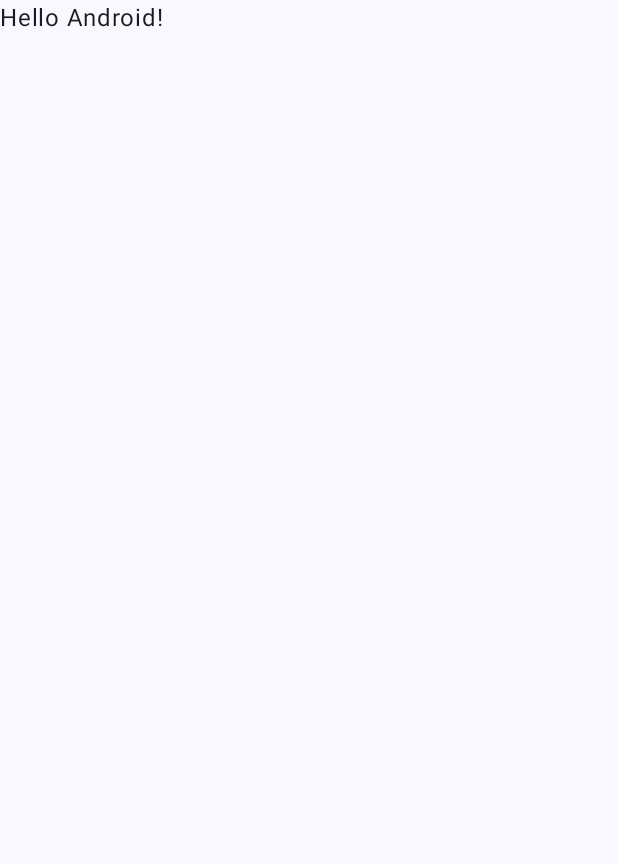
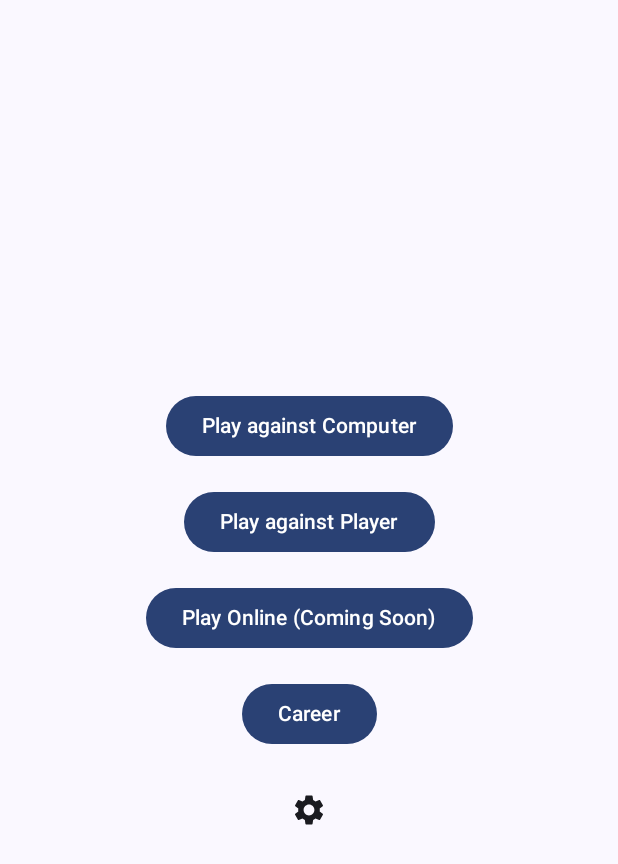
Before and after one commit to ak-asu/Tic-Tac-Toe, an Android app built with Jetpack Compose: the screen it shows after launch (MainActivity), on a phone screen of 412 x 824 dp. Before the commit the part shown is almost empty. Shown: the top 864 px of the screen. Run offline under Robolectric (Android 15) with nearby library versions, the light colour scheme and no system bars.

Commit message:
Pre foundation code

```diff
--- a/app/build.gradle.kts
+++ b/app/build.gradle.kts
@@ -59,6 +59,12 @@ dependencies {
     implementation(libs.androidx.ui.graphics)
     implementation(libs.androidx.ui.tooling.preview)
     implementation(libs.androidx.material3)
+    implementation(libs.androidx.room.common)
+    implementation(libs.androidx.room.ktx)
+    implementation(libs.androidx.navigation.runtime.ktx)
+    implementation(libs.androidx.navigation.compose)
+    implementation(libs.androidx.datastore.core.android)
+    implementation(libs.androidx.datastore.preferences)
     testImplementation(libs.junit)
     androidTestImplementation(libs.androidx.junit)
     androidTestImplementation(libs.androidx.espresso.core)
--- a/app/src/main/java/com/akheparasu/tic_tac_toe/MainActivity.kt
+++ b/app/src/main/java/com/akheparasu/tic_tac_toe/MainActivity.kt
@@ -7,41 +7,59 @@ import androidx.activity.enableEdgeToEdge
 import androidx.compose.foundation.layout.fillMaxSize
 import androidx.compose.foundation.layout.padding
 import androidx.compose.material3.Scaffold
-import androidx.compose.material3.Text
-import androidx.compose.runtime.Composable
+import androidx.compose.runtime.CompositionLocalProvider
+import androidx.compose.runtime.collectAsState
+import androidx.navigation.compose.NavHost
+import androidx.navigation.compose.composable
 import androidx.compose.ui.Modifier
-import androidx.compose.ui.tooling.preview.Preview
+import androidx.navigation.NavHostController
+import androidx.navigation.compose.rememberNavController
+import com.akheparasu.tic_tac_toe.screens.CareerScreen
+import com.akheparasu.tic_tac_toe.screens.GameScreen
+import com.akheparasu.tic_tac_toe.screens.HomeScreen
+import com.akheparasu.tic_tac_toe.screens.ScoreScreen
+import com.akheparasu.tic_tac_toe.settings.LocalSettings
+import com.akheparasu.tic_tac_toe.settings.SettingsDataStore
 import com.akheparasu.tic_tac_toe.ui.theme.TicTacToeTheme
+import com.akheparasu.tic_tac_toe.utils.Difficulty
 
 class MainActivity : ComponentActivity() {
+    private val settingsDataStore by lazy { SettingsDataStore(this) }
+
     override fun onCreate(savedInstanceState: Bundle?) {
         super.onCreate(savedInstanceState)
         enableEdgeToEdge()
         setContent {
-            TicTacToeTheme {
-                Scaffold(modifier = Modifier.fillMaxSize()) { innerPadding ->
-                    Greeting(
-                        name = "Android",
-                        modifier = Modifier.padding(innerPadding)
-                    )
+//            val difficulty = settingsDataStore.difficultyFlow.collectAsState(initial = Difficulty.Easy)
+//            val theme = settingsDataStore.themeFlow.collectAsState(initial = false)
+//            val volume = settingsDataStore.volumeFlow.collectAsState(initial = 1.0f)
+//            val gridSize = settingsDataStore.gridSizeFlow.collectAsState(initial = 3)
+
+            CompositionLocalProvider(LocalSettings provides settingsDataStore) {
+                TicTacToeTheme {
+                    Scaffold(modifier = Modifier.fillMaxSize()) { innerPadding ->
+                        val navController: NavHostController = rememberNavController()
+                        NavHost(
+                            navController = navController,
+                            startDestination = "home",
+                            modifier = Modifier.padding(innerPadding)
+                        ) {
+                            composable("home") {
+                                HomeScreen(navController = navController)
+                            }
+                            composable("game") {
+                                GameScreen(navController = navController)
+                            }
+                            composable("score") {
+                                ScoreScreen(navController = navController)
+                            }
+                            composable("career") {
+                                CareerScreen(navController = navController)
+                            }
+                        }
+                    }
                 }
             }
         }
     }
 }
-
-@Composable
-fun Greeting(name: String, modifier: Modifier = Modifier) {
-    Text(
-        text = "Hello $name!",
-        modifier = modifier
-    )
-}
-
-@Preview(showBackground = true)
-@Composable
-fun GreetingPreview() {
-    TicTacToeTheme {
-        Greeting("Android")
-    }
-}
--- /dev/null
+++ b/app/src/main/java/com/akheparasu/tic_tac_toe/screens/HomeScreen.kt
@@ -0,0 +1,42 @@
+package com.akheparasu.tic_tac_toe.screens
+
+import androidx.compose.foundation.layout.*
+import androidx.compose.material3.Button
+import androidx.compose.material3.Text
+import androidx.compose.runtime.Composable
+import androidx.navigation.NavHostController
+import androidx.compose.ui.Alignment
+import androidx.compose.ui.Modifier
+import androidx.compose.ui.unit.dp
+import com.akheparasu.tic_tac_toe.settings.SettingsDialog
+
+@Composable
+fun HomeScreen(navController: NavHostController) {
+    Column(
+        modifier = Modifier
+            .fillMaxSize()
+            .padding(16.dp),
+        horizontalAlignment = Alignment.CenterHorizontally,
+        verticalArrangement = Arrangement.Center
+    ) {
+        Button(onClick = { navController.navigate("game") }) {
+            Text(text = "Play against Computer")
+        }
+        Spacer(modifier = Modifier.height(16.dp))
+        Button(onClick = { navController.navigate("game") }) {
+            Text(text = "Play against Player")
+        }
+        Spacer(modifier = Modifier.height(16.dp))
+        Button(onClick = { /* Placeholder for online multiplayer */ }) {
+            Text(text = "Play Online (Coming Soon)")
+        }
+        Spacer(modifier = Modifier.height(16.dp))
+        Button(onClick = { navController.navigate("career") }) {
+            Text(text = "Career")
+        }
+        Spacer(modifier = Modifier.height(16.dp))
+
+        // Settings Dialog Example
+        SettingsDialog()
+    }
+}
--- /dev/null
+++ b/app/src/main/java/com/akheparasu/tic_tac_toe/settings/Settings.kt
@@ -0,0 +1,8 @@
+package com.akheparasu.tic_tac_toe.settings
+
+import androidx.compose.runtime.staticCompositionLocalOf
+import com.akheparasu.tic_tac_toe.utils.Difficulty
+
+val LocalSettings = staticCompositionLocalOf<SettingsDataStore> {
+    error("Settings not provided")
+}
--- /dev/null
+++ b/app/src/main/java/com/akheparasu/tic_tac_toe/settings/SettingsDataStore.kt
@@ -0,0 +1,60 @@
+package com.akheparasu.tic_tac_toe.settings
+
+import android.content.Context
+import androidx.datastore.core.DataStore
+import androidx.datastore.preferences.core.*
+import androidx.datastore.preferences.preferencesDataStore
+import com.akheparasu.tic_tac_toe.utils.Difficulty
+import kotlinx.coroutines.flow.Flow
+import kotlinx.coroutines.flow.map
+
+val Context.dataStore: DataStore<Preferences> by preferencesDataStore(name = "settings")
+
+class SettingsDataStore(private val context: Context) {
+
+    private object PreferencesKeys {
+        val DIFFICULTY = intPreferencesKey("difficulty")
+        val THEME = booleanPreferencesKey("theme")
+        val VOLUME = floatPreferencesKey("volume")
+        val GRID_SIZE = intPreferencesKey("gridSize")
+    }
+
+    val difficultyFlow: Flow<Difficulty> = context.dataStore.data
+        .map { preferences ->
+            val level = preferences[PreferencesKeys.DIFFICULTY] ?: Difficulty.Easy.getDifficultyLevel()
+            Difficulty.fromLevel(level)
+        }
+
+    val themeFlow: Flow<Boolean> = context.dataStore.data
+        .map { preferences -> preferences[PreferencesKeys.THEME] ?: false }
+
+    val volumeFlow: Flow<Float> = context.dataStore.data
+        .map { preferences -> preferences[PreferencesKeys.VOLUME] ?: 1.0f }
+
+    val gridSizeFlow: Flow<Int> = context.dataStore.data
+        .map { preferences -> preferences[PreferencesKeys.GRID_SIZE] ?: 3 }
+
+    suspend fun saveDifficulty(difficulty: Difficulty) {
+        context.dataStore.edit { preferences ->
+            preferences[PreferencesKeys.DIFFICULTY] = difficulty.getDifficultyLevel()
+        }
+    }
+
+    suspend fun saveTheme(isDarkMode: Boolean) {
+        context.dataStore.edit { preferences ->
+            preferences[PreferencesKeys.THEME] = isDarkMode
+        }
+    }
+
+    suspend fun saveVolume(volume: Float) {
+        context.dataStore.edit { preferences ->
+            preferences[PreferencesKeys.VOLUME] = volume
+        }
+    }
+
+    suspend fun saveGridSize(gridSize: Int) {
+        context.dataStore.edit { preferences ->
+            preferences[PreferencesKeys.GRID_SIZE] = gridSize
+        }
+    }
+}
```
Also changed, not shown: app/src/main/java/com/akheparasu/tic_tac_toe/audio/AudioPlayer.kt (added, +19 -0 lines), app/src/main/java/com/akheparasu/tic_tac_toe/screens/CareerScreen.kt (added, +29 -0 lines), app/src/main/java/com/akheparasu/tic_tac_toe/screens/GameScreen.kt (added, +73 -0 lines), app/src/main/java/com/akheparasu/tic_tac_toe/screens/ScoreScreen.kt (added, +32 -0 lines), app/src/main/java/com/akheparasu/tic_tac_toe/settings/SettingsDialog.kt (added, +199 -0 lines), app/src/main/java/com/akheparasu/tic_tac_toe/storage/DataConverters.kt (added, +44 -0 lines), app/src/main/java/com/akheparasu/tic_tac_toe/storage/DataDao.kt (added, +15 -0 lines), app/src/main/java/com/akheparasu/tic_tac_toe/storage/DataEntity.kt (added, +22 -0 lines), app/src/main/java/com/akheparasu/tic_tac_toe/storage/Storagedb.kt (added, +35 -0 lines), app/src/main/java/com/akheparasu/tic_tac_toe/utils/constants.kt (added, +28 -0 lines), gradle/libs.versions.toml (+12 -0 lines).
